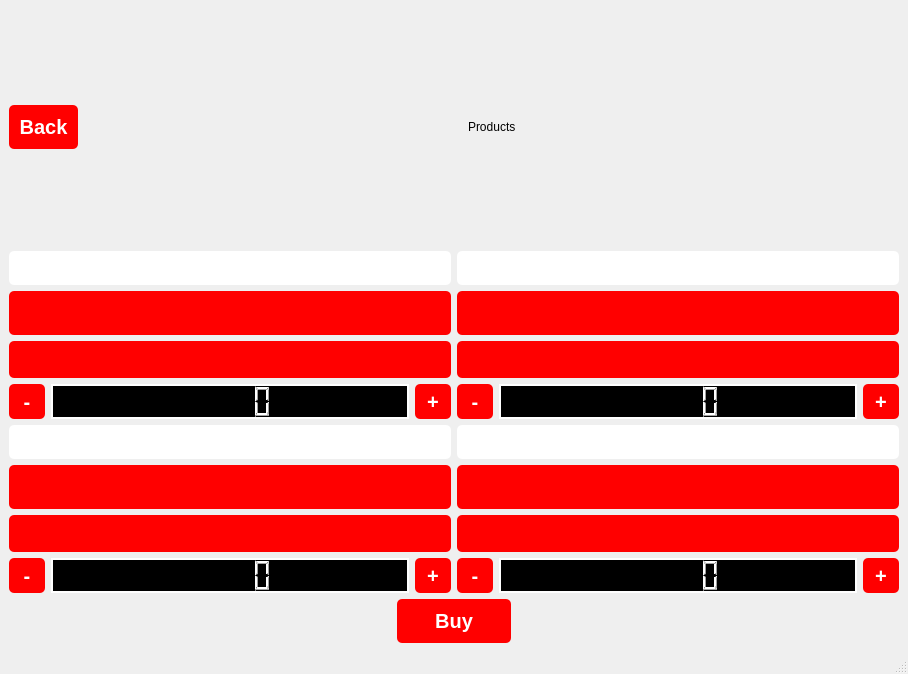
This is QT resource/fixedpage.ui in fatma105/Vending-Machine-App as Qt 5 draws it before an edit. The edited form follows.
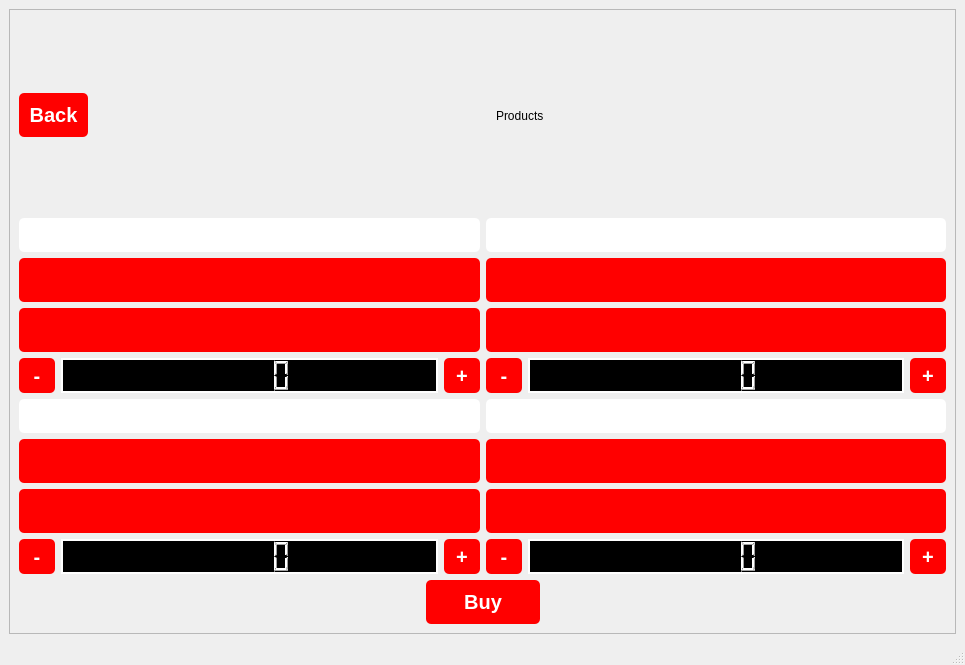
This is the edited form.

What changed in the file:
```diff
--- a/QT resource/fixedpage.ui
+++ b/QT resource/fixedpage.ui
@@ -6,8 +6,8 @@
    <rect>
     <x>0</x>
     <y>0</y>
-    <width>908</width>
-    <height>674</height>
+    <width>965</width>
+    <height>665</height>
    </rect>
   </property>
   <property name="windowTitle">
@@ -42,6 +42,29 @@
 </string>
   </property>
   <widget class="QWidget" name="centralwidget">
+   <layout class="QGridLayout" name="gridLayout_4">
+    <item row="0" column="0">
+     <widget class="QScrollArea" name="scrollArea">
+      <property name="widgetResizable">
+       <bool>true</bool>
+      </property>
+      <widget class="QWidget" name="scrollAreaWidgetContents">
+       <property name="geometry">
+        <rect>
+         <x>0</x>
+         <y>0</y>
+         <width>941</width>
+         <height>616</height>
+        </rect>
+       </property>
+       <property name="minimumSize">
+        <size>
+         <width>0</width>
+         <height>419</height>
+        </size>
+       </property>
+       <layout class="QGridLayout" name="gridLayout_3">
+        <item row="0" column="0">
    <layout class="QGridLayout" name="gridLayout_2">
     <item row="0" column="0">
      <layout class="QVBoxLayout" name="verticalLayout_6">
@@ -100,6 +123,12 @@
          <layout class="QVBoxLayout" name="verticalLayout_3">
           <item>
            <widget class="QLabel" name="label_2">
+                  <property name="maximumSize">
+                   <size>
+                    <width>16777215</width>
+                    <height>16777215</height>
+                   </size>
+                  </property>
             <property name="text">
              <string/>
             </property>
@@ -126,7 +155,7 @@
             <property name="maximumSize">
              <size>
               <width>16777215</width>
-              <height>37</height>
+                    <height>16777215</height>
              </size>
             </property>
             <property name="styleSheet">
@@ -226,6 +255,12 @@
          <layout class="QVBoxLayout" name="verticalLayout">
           <item>
            <widget class="QLabel" name="label">
+                  <property name="maximumSize">
+                   <size>
+                    <width>16777215</width>
+                    <height>16777215</height>
+                   </size>
+                  </property>
             <property name="text">
              <string/>
             </property>
@@ -252,7 +287,7 @@
             <property name="maximumSize">
              <size>
               <width>16777215</width>
-              <height>37</height>
+                    <height>16777215</height>
              </size>
             </property>
             <property name="styleSheet">
@@ -352,6 +387,18 @@
          <layout class="QVBoxLayout" name="verticalLayout_4">
           <item>
            <widget class="QLabel" name="label_3">
+                  <property name="sizePolicy">
+                   <sizepolicy hsizetype="Preferred" vsizetype="Preferred">
+                    <horstretch>0</horstretch>
+                    <verstretch>0</verstretch>
+                   </sizepolicy>
+                  </property>
+                  <property name="maximumSize">
+                   <size>
+                    <width>16777215</width>
+                    <height>16777215</height>
+                   </size>
+                  </property>
             <property name="text">
              <string/>
             </property>
@@ -378,7 +425,7 @@
             <property name="maximumSize">
              <size>
               <width>16777215</width>
-              <height>37</height>
+                    <height>16777215</height>
              </size>
             </property>
             <property name="styleSheet">
@@ -478,6 +525,12 @@
          <layout class="QVBoxLayout" name="verticalLayout_5">
           <item>
            <widget class="QLabel" name="label_4">
+                  <property name="maximumSize">
+                   <size>
+                    <width>16777215</width>
+                    <height>16777215</height>
+                   </size>
+                  </property>
             <property name="text">
              <string/>
             </property>
@@ -504,7 +557,7 @@
             <property name="maximumSize">
              <size>
               <width>16777215</width>
-              <height>37</height>
+                    <height>16777215</height>
              </size>
             </property>
             <property name="styleSheet">
@@ -612,7 +665,7 @@
           <property name="sizeHint" stdset="0">
            <size>
             <width>40</width>
-            <height>20</height>
+                  <height>0</height>
            </size>
           </property>
          </spacer>
@@ -644,7 +697,7 @@
           <property name="sizeHint" stdset="0">
            <size>
             <width>40</width>
-            <height>20</height>
+                  <height>0</height>
            </size>
           </property>
          </spacer>
@@ -652,6 +705,12 @@
        </layout>
       </item>
      </layout>
+          </item>
+         </layout>
+        </item>
+       </layout>
+      </widget>
+     </widget>
     </item>
    </layout>
   </widget>
```
Lines whose indentation alone changed are shown as unchanged.
